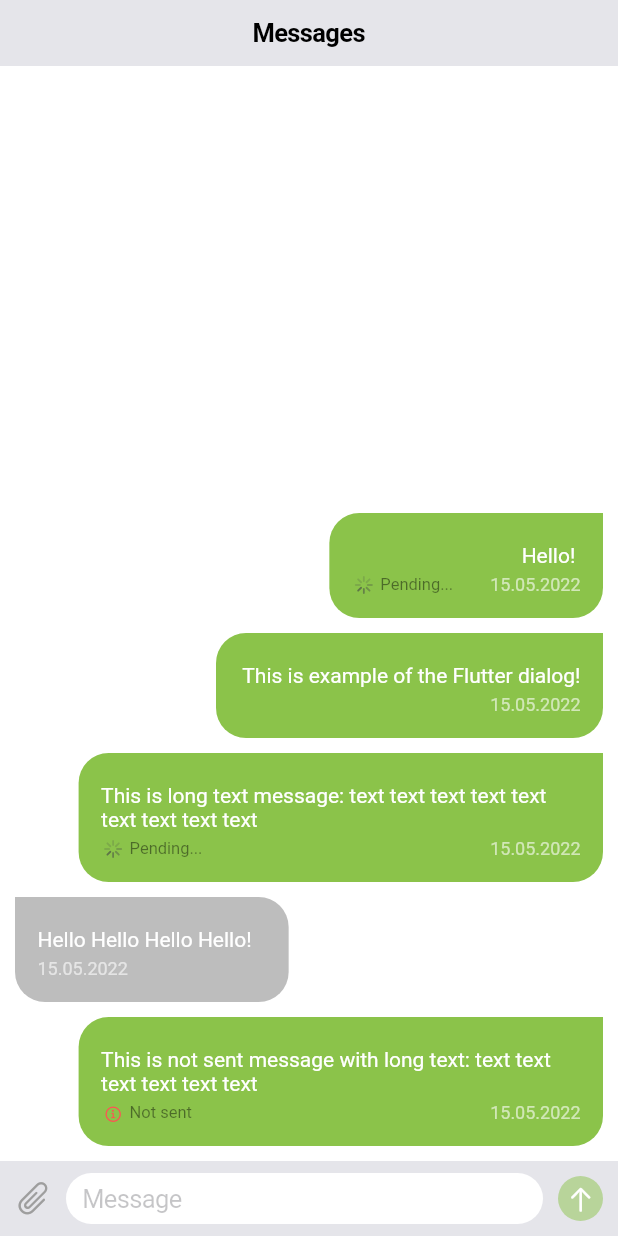
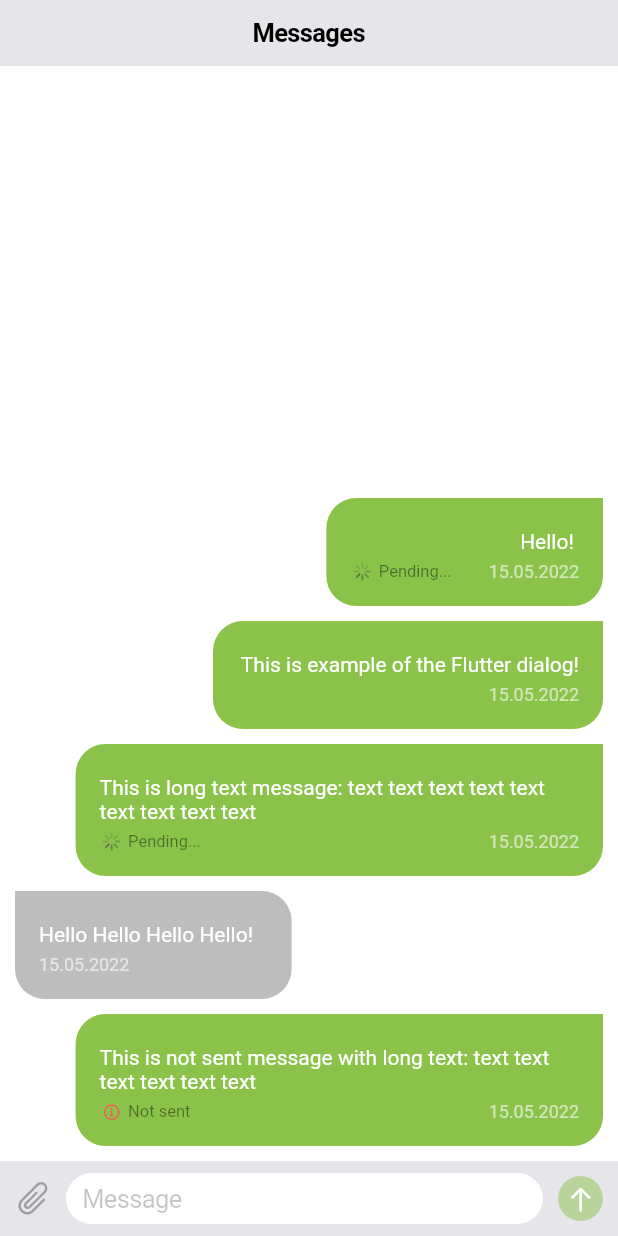
Before and after one commit to starchykov/flutter_dialog, a Flutter app: the screen it shows after launch, on a phone screen of 412 x 824 dp. Run offline on Flutter 3.47's test engine with Material 2 defaults, Android fonts, the phone set to English and light mode, and no system bars.

Commit message:
Some general improvements

```diff
--- a/lib/common/wrapper.dart
+++ b/lib/common/wrapper.dart
@@ -1,47 +1,59 @@
 import 'package:flutter/material.dart';
+import 'package:flutter_dialog/constants/constants.dart';
 
 class MaterialWrapper extends StatelessWidget {
+  /// Widget which will be wrapper by decoration wrapper.
+  /// Value cann not be null.
   final Widget widget;
-  final Color color;
-  final bool isCurrent;
-  final double bottomLeft;
-  final double topLeft;
-  final double bottomRight;
-  final double topRight;
 
+  /// [Material] decoration [Color] value.
+  /// Default [Color] is [Colors.lightGreen].
+  final Color? color;
+
+  /// [Material] decoration [BorderRadius] bottom left border value.
+  /// Default [BorderRadius] value 20.
+  final double? borderBL;
+
+  /// [Material] decoration [BorderRadius] top left border value.
+  /// Default [BorderRadius] value 20.
+  final double? borderTL;
+
+  /// [Material] decoration [BorderRadius] bottom right border value.
+  /// Default [BorderRadius] value 20.
+  final double? borderBR;
+
+  /// [Material] decoration [BorderRadius] top left right value.
+  /// Default [BorderRadius] value 20.
+  final double? borderTR;
+
+  /// Wrapper for messages instance widget. Wrapper has default margin (top: 5, bottom: 5)
+  /// and default padding (vertical: 15, horizontal: 15).
   const MaterialWrapper({
     Key? key,
     required this.widget,
-    this.color = Colors.lightGreen,
-    required this.isCurrent,
-    this.bottomLeft = 20,
-    this.topLeft = 20,
-    this.bottomRight = 20,
-    this.topRight = 20,
+    this.color,
+    this.borderBL,
+    this.borderTL,
+    this.borderBR,
+    this.borderTR,
   }) : super(key: key);
 
   @override
-  Widget build(BuildContext context) => Row(
-        key: Key(widget.toString().hashCode.toString()),
-        mainAxisAlignment: isCurrent ? MainAxisAlignment.end : MainAxisAlignment.start,
-        children: [
-          Material(
+  Widget build(BuildContext context) => Material(
         color: Colors.transparent,
         child: Container(
-              margin: EdgeInsets.only(left: isCurrent ? 35 : 0, top: 5, right: isCurrent ? 0 : 35, bottom: 5),
-              padding: const EdgeInsets.symmetric(vertical: 15, horizontal: 15),
+          margin: const EdgeInsets.only(top: kDefaultTextSpace, bottom: kDefaultTextSpace),
+          padding: const EdgeInsets.symmetric(vertical: kDefaultBoxPadding, horizontal: kDefaultBoxPadding),
           decoration: BoxDecoration(
-                color: color,
+            color: color ?? kBackgroundBlue,
             borderRadius: BorderRadius.only(
-                  bottomLeft: Radius.circular(bottomLeft),
-                  bottomRight: Radius.circular(bottomRight),
-                  topLeft: Radius.circular(topLeft),
-                  topRight: Radius.circular(topRight),
+              bottomLeft: Radius.circular(borderBL ?? kDefaultBorderRadius),
+              bottomRight: Radius.circular(borderBR ?? kDefaultBorderRadius),
+              topLeft: Radius.circular(borderTL ?? kDefaultBorderRadius),
+              topRight: Radius.circular(borderTR ?? kDefaultBorderRadius),
             ),
           ),
           child: widget,
         ),
-          ),
-        ],
       );
 }
--- a/lib/constants/constants.dart
+++ b/lib/constants/constants.dart
@@ -13,7 +13,7 @@ enum PendingStatus {
   sent,
 }
 
-const kBackgroundGray = Color(0xFF366CF6);
+const kBackgroundBlue = Color(0xFF2C87F6);
 const kPrimaryColor = Color(0xFF366CF6);
 const kSecondaryColor = Color(0xFFF5F6FC);
 const kBgLightColor = Color(0xFFF2F4FC);
@@ -27,7 +27,7 @@ const kTextColor = Color(0xFF4D5875);
 
 const kDefaultFontSize = 14.0;
 
-const kDefaultBoxPadding = 15.0;
+const kDefaultBoxPadding = 16.0;
 const kDefaultBoxMargin = 10.0;
 const kDefaultTextSpace = 5.0;
 const kDefaultBorderRadius = 20.0;
--- a/lib/dialog/messages_item.dart
+++ b/lib/dialog/messages_item.dart
@@ -55,16 +55,13 @@ class _MessageItemState extends State<MessageItem> {
   @override
   Widget build(BuildContext context) {
     return MaterialWrapper(
-      isCurrent: widget.isCurrent,
-      topLeft: widget.isCurrent ? 20 : 0,
-      topRight: widget.isCurrent ? 0 : 20,
-      color: (widget.isCurrent ? Colors.lightGreen : Colors.grey[400])!,
-      widget: InkWell(
-        key: key,
-        onLongPress: () async => widget.isOpen && widget.onPress != null ? () {} : await widget.onPress!(key: key),
-        child: SizedBox(
+      borderTL: widget.isCurrent ? 20 : 0,
+      borderTR: widget.isCurrent ? 0 : 20,
+      color: widget.isCurrent ? Colors.lightGreen : Colors.grey[400],
+      widget: SizedBox(
         width: _length(context, widget.messageItem.message),
         child: Column(
+          mainAxisSize: MainAxisSize.min,
           mainAxisAlignment: MainAxisAlignment.spaceBetween,
           crossAxisAlignment: CrossAxisAlignment.start,
           children: [
@@ -117,7 +114,6 @@ class _MessageItemState extends State<MessageItem> {
           ],
         ),
       ),
-      ),
     );
   }
 }
--- a/lib/dialog/messages_list.dart
+++ b/lib/dialog/messages_list.dart
@@ -1,5 +1,5 @@
+import 'package:flutter/cupertino.dart';
 import 'package:flutter/material.dart';
-import 'package:flutter/services.dart';
 import 'package:flutter_dialog/common/no_data_display.dart';
 import 'package:flutter_dialog/constants/constants.dart';
 import 'package:flutter_dialog/dialog/context_menu.dart';
@@ -19,7 +19,6 @@ class MessagesListState extends State<MessagesList> {
   late List<Message> _messages;
   late bool _isContextMenuOpen;
   late ScrollController _scroll;
-  late OverlayEntry _contextMenu;
 
   @override
   void initState() {
@@ -35,12 +34,7 @@ class MessagesListState extends State<MessagesList> {
     _messages = context.dependOnInheritedWidgetOfExactType<DataMessageProvider>(aspect: 'messages')?.messages ?? [];
   }
 
-  T? getInherit<T>(BuildContext context) {
-    final element = context.getElementForInheritedWidgetOfExactType<DataMessageProvider>();
-    final inheritWidget = element?.widget;
-    if (inheritWidget is T) return inheritWidget as T;
-    return null;
-  }
+  bool currentUser(String user) => 'John' == user;
 
   Future _scrollListener() async {
     if (_scroll.offset >= _scroll.position.maxScrollExtent && !_scroll.position.outOfRange) {}
@@ -49,42 +43,8 @@ class MessagesListState extends State<MessagesList> {
     }
   }
 
-  void _showContextMenu({required GlobalKey key, required bool current, required int index}) {
-    HapticFeedback.mediumImpact();
-    setState(() {
-      if (_isContextMenuOpen) return _contextMenu.remove();
-      _contextMenu = _createContextMenu(key: key, index: index, current: current);
-      Overlay.of(context)?.insert(_contextMenu);
-      _isContextMenuOpen = !_isContextMenuOpen;
-    });
-  }
-
-  void _closeContextMenu() {
-    if (_isContextMenuOpen == true) {
-      _contextMenu.remove();
-      setState(() => _isContextMenuOpen = !_isContextMenuOpen);
-    }
-  }
-
-  OverlayEntry _createContextMenu({required GlobalKey key, required int index, required bool current}) {
-    return OverlayEntry(
-      builder: (context) => GestureDetector(
-        behavior: HitTestBehavior.translucent,
-        onTap: _closeContextMenu,
-        child: ContextMenu(
-          globalKey: key,
-          index: index,
-          current: current,
-          message: _messages[index],
-          onClose: _closeContextMenu,
-        ),
-      ),
-    );
-  }
-
   @override
   Widget build(BuildContext context) {
-    bool currentUser(String user) => 'John' == user;
     if (_messages.isEmpty) return const NoDataToDisplay(text: 'No data', top: 60);
     return SizedBox(
       height: MediaQuery.of(context).size.height,
@@ -97,11 +57,38 @@ class MessagesListState extends State<MessagesList> {
         padding: const EdgeInsets.symmetric(vertical: kDefaultTextSpace, horizontal: 10),
         itemBuilder: (context, index) {
           bool isCurrent = currentUser(_messages[index].userName);
-          return MessageItem(
-            isOpen: _isContextMenuOpen,
-            isCurrent: currentUser(_messages[index].userName),
-            onPress: ({required GlobalKey key}) => _showContextMenu(key: key, current: isCurrent, index: index),
-            messageItem: _messages[index],
+          return Row(
+            mainAxisAlignment: isCurrent ? MainAxisAlignment.end : MainAxisAlignment.start,
+            children: [
+              ContextMenu(
+                menuActionHeight: 45.0,
+                menuWidth: MediaQuery.of(context).size.width * .45,
+                menuOffset: 5.0,
+                actions: [
+                  if (_messages[index].isPending == 2)
+                    ContextMenuAction(
+                      icon: const Icon(CupertinoIcons.arrow_up_circle, color: Colors.black54, size: 20),
+                      title: const Text('Resent'),
+                      onPress: () {},
+                    ),
+                  ContextMenuAction(
+                    icon: const Icon(CupertinoIcons.doc_on_clipboard, color: Colors.black54, size: 20),
+                    title: const Text('Copy'),
+                    onPress: () {},
+                  ),
+                  ContextMenuAction(
+                    icon: const Icon(CupertinoIcons.delete, color: Colors.redAccent, size: 20),
+                    title: const Text('Delete'),
+                    onPress: () {},
+                  ),
+                ],
+                child: MessageItem(
+                  isOpen: _isContextMenuOpen,
+                  isCurrent: isCurrent,
+                  messageItem: _messages[index],
+                ),
+              ),
+            ],
           );
         },
       ),
```
Also changed, not shown: lib/dialog/message_actions.dart (deleted, +0 -103 lines). Lines whose indentation alone changed are shown as unchanged.
